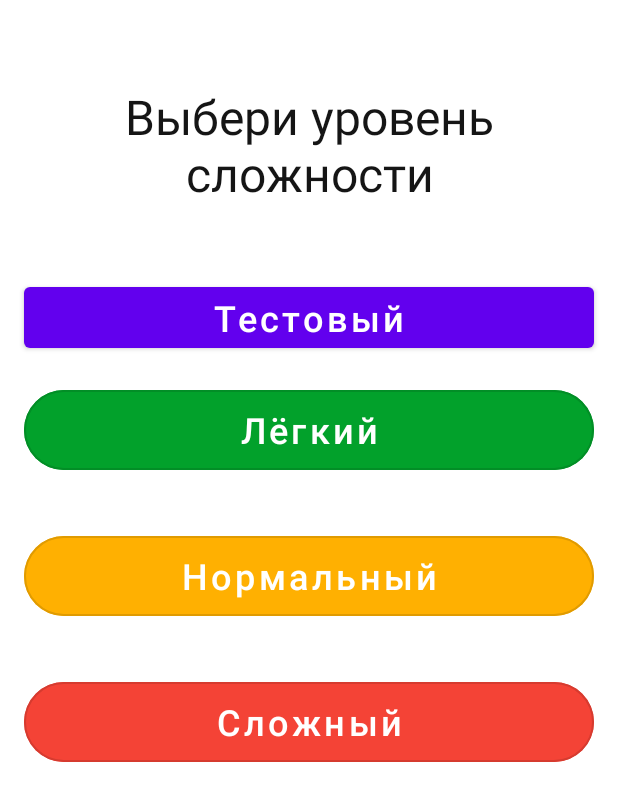
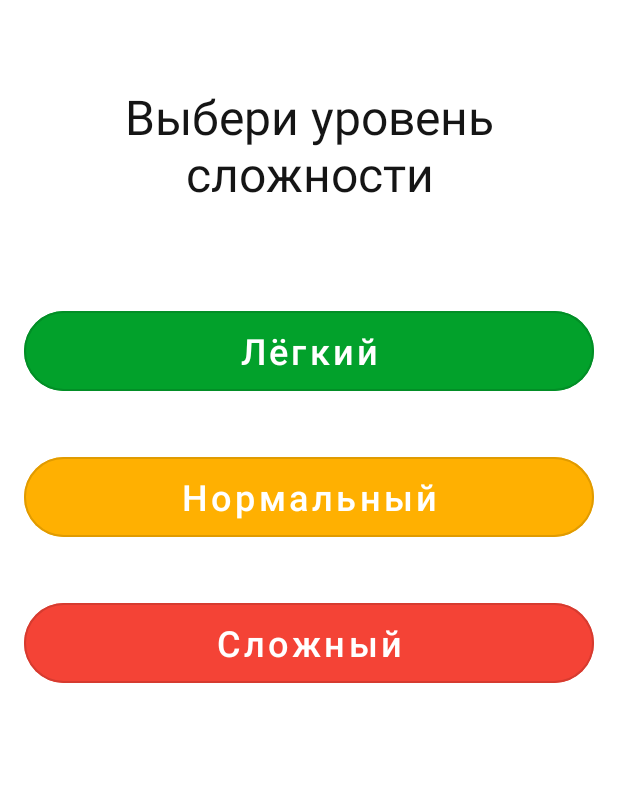
Before and after one commit to Hviksor/Composition, an Android app: the ChooseLevelFragment screen opened through its navigation route, on a phone screen of 412 x 824 dp. Shown: the top 801 px of the screen. Run offline under Robolectric (Android 15) with nearby library versions, the phone set to English and light mode, and no system bars; our stand-ins replace data binding.

```diff
--- a/app/src/main/res/layout/fragment_choose_level.xml
+++ b/app/src/main/res/layout/fragment_choose_level.xml
@@ -26,7 +26,8 @@
             android:layout_marginEnd="16dp"
             android:text="@string/test_level"
             android:textAllCaps="false"
-            android:textSize="24sp"/>
+            android:textSize="24sp"
+            android:visibility="gone"/>
 
         <com.google.android.material.button.MaterialButton
             android:id="@+id/button_level_ease"
```
